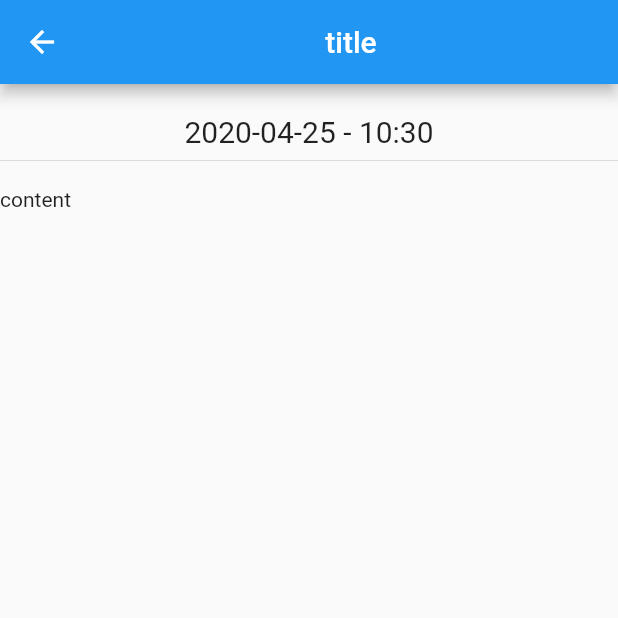
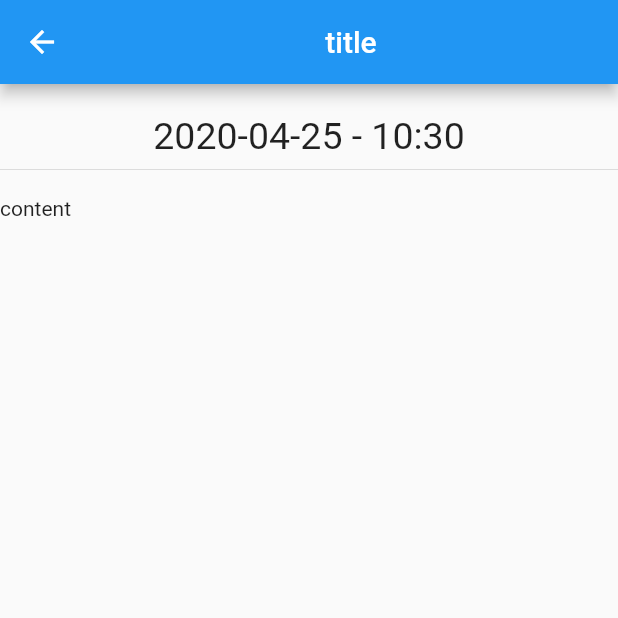
Before and after one commit to sniper-fly/comfortable_diary, a Flutter app: the screen it shows after launch, after a tap on "title", on a phone screen of 412 x 824 dp, the top half of it. Run offline on Flutter 3.47's test engine with Material 2 defaults, Android fonts, the phone set to English and light mode, and no system bars.

Commit message:
font size changed

```diff
--- a/lib/diary_detail.dart
+++ b/lib/diary_detail.dart
@@ -16,7 +16,7 @@ class DiaryDetail extends StatelessWidget {
         crossAxisAlignment: CrossAxisAlignment.stretch,
         children: <Widget>[
           SizedBox(height: 20,),
-          Text(diary.createdAt, style: TextStyle(fontSize: 20), textAlign: TextAlign.center,),
+          Text(diary.createdAt, style: TextStyle(fontSize: 25), textAlign: TextAlign.center,),
           Divider(),
           SizedBox(height: 10,),
           Text(diary.content),
```
